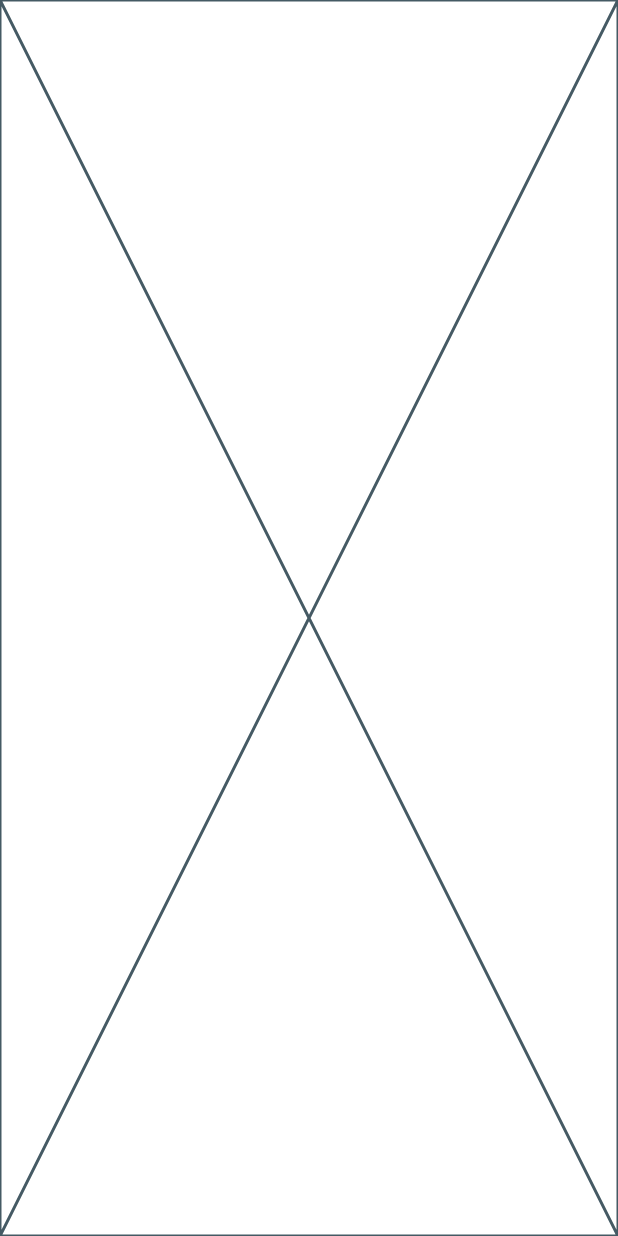
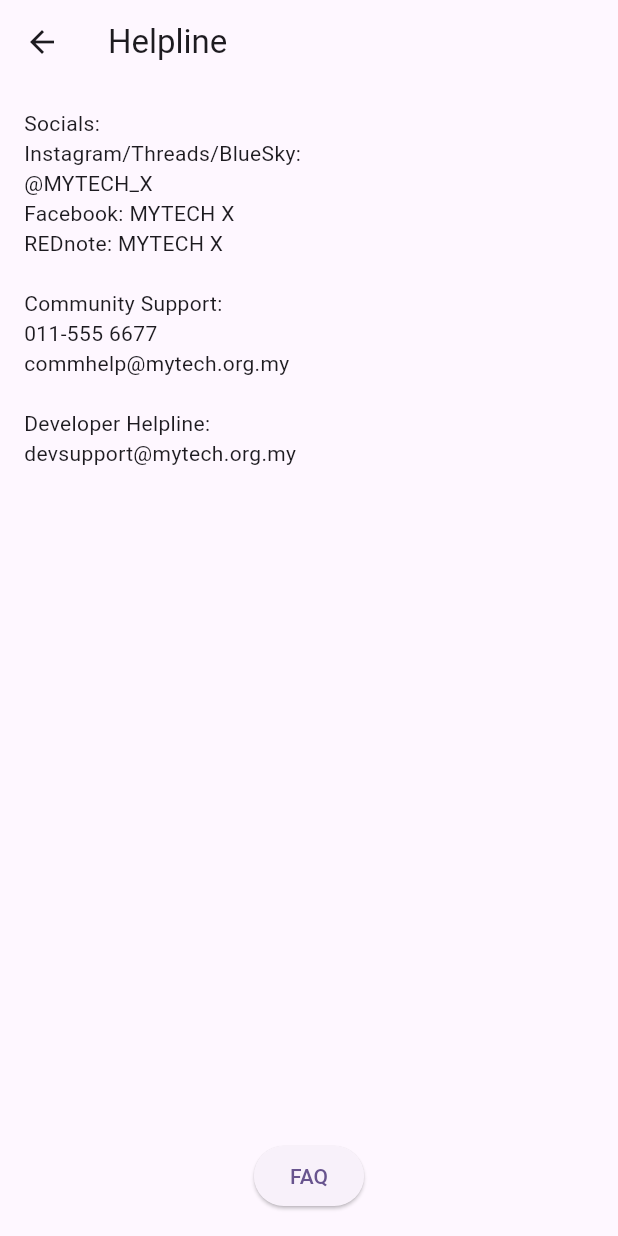
Before and after one commit to yc04-04/MY_TECHX, a Flutter app: the screen it shows once a user with an empty profile is signed in, after a tap on "Helplines", on a phone screen of 412 x 824 dp. Run offline on Flutter 3.47's test engine with Material 3 defaults, Android fonts, the phone set to English and light mode, and no system bars; our stand-ins replace cloud_firestore, firebase_auth, firebase_core, image_picker; missing offline and left inert: firebase_ui_auth; accounts and stored records are empty.

Commit message:
Helpline and FAQ

```diff
--- /dev/null
+++ b/lib/faq.dart
@@ -0,0 +1,37 @@
+import 'package:flutter/material.dart';
+
+class FAQPage extends StatelessWidget {
+  const FAQPage({super.key});
+
+  @override
+  Widget build(BuildContext context) {
+    return Scaffold(
+      appBar: AppBar(
+        title: const Text('FAQ'),
+      ),
+      body: SingleChildScrollView(
+        padding: EdgeInsets.all(16.0),
+        child: Column(
+          mainAxisAlignment: MainAxisAlignment.start,
+          children: [
+            const Text('Frequently Asked Question Section:\n'
+                '1. What is MYTECH X about?\n'
+                'Answer: MYTECH X is a centralized platforms for innovators to share ideas and collaborate together. It provides bridging between government initiatives, academic research and industry needs.\n\n'
+                '2. What can we do on MYTECH X?\n'
+                'Answer: MYTECH X serves as a space for startups, researchers and investors to connect together, providing forum functionality to discuss and share ideas together with other collaborator. It also provides a database of funding opportunities, mentorship programs and research grants. In MYTECH X, you can also present your prototypes for potential partnerships and investment.\n\n'
+                '3. What kind of idea can I share on MYTECH X?\n'
+                'Answer: Any ideas involving technology are allowed on our platforms. This is a place to share innovative ideas, so feel free to post any of them.\n\n'
+                '4. Is there specific guidelines on this platforms regarding contents?\n'
+                'Answer: MYTECH X is strictly a friendly platforms for discussing ideas with other investors and collaborators. As such, no explicit materials are to be posted on the platforms, nor any off-topic contents to be posted on our platform (e.g. content that are not related to technological ideas).\n'
+                'While engaging in discussions with other users on the platform, it is important to discuss in a non-toxic and aggressive tone to prevent conflicts on out platform.\n'
+                'MYTECH X also strictly forbids any scam funding events. Any of these events found will be removed off our platforms and investigation will be carried out against perpetrators.\n'
+                'Repeated offense of explicit materials and aggression towards other users can get you banned. Offense of scam fundings will result in immediate account termination.\n\n'
+                '5. I found some violating contents on the platforms. What can I do?'
+                'Answer: Reach out to use via emails provided in the Helpline section of our platforms. While filing a report, remember to attach a screenshots as evidence.\n'
+                'MYTECH X does not tolerate false report, therefore it is important that you do not abuse this service, else your account can get removed off the platforms.')
+          ],
+        ),
+      ),
+    );
+  }
+}
--- a/lib/helpline.dart
+++ b/lib/helpline.dart
@@ -1,3 +1,4 @@
+import 'package:assignment_project/faq.dart';
 import 'package:flutter/material.dart';
 
 class HelplinesPage extends StatelessWidget {
@@ -5,6 +6,42 @@ class HelplinesPage extends StatelessWidget {
 
   @override
   Widget build(BuildContext context) {
-    return const Placeholder();
+    return Scaffold(
+      appBar: AppBar(
+        title: const Text('Helpline'),
+      ),
+      body: Padding(
+        padding: const EdgeInsets.all(16.0),
+        child: Column(
+          crossAxisAlignment: CrossAxisAlignment.start, // Ensures text is left-aligned
+          children: [
+            const Text(
+              'Socials:\n'
+                  'Instagram/Threads/BlueSky:\n'
+                  '@MYTECH_X\n'
+                  'Facebook: MYTECH X\n'
+                  'REDnote: MYTECH X\n\n'
+                  'Community Support:\n'
+                  '011-555 6677\n'
+                  'commhelp@mytech.org.my\n\n'
+                  'Developer Helpline:\n'
+                  'devsupport@mytech.org.my',
+            ),
+            const Spacer(), // Pushes the button to the bottom of the screen
+            Center( // Ensures the button is horizontally centered
+              child: ElevatedButton(
+                onPressed: () {
+                  Navigator.push(
+                    context,
+                    MaterialPageRoute(builder: (context) => FAQPage()),
+                  );
+                },
+                child: const Text('FAQ'),
+              ),
+            ),
+          ],
+        ),
+      ),
+    );
   }
 }
```
